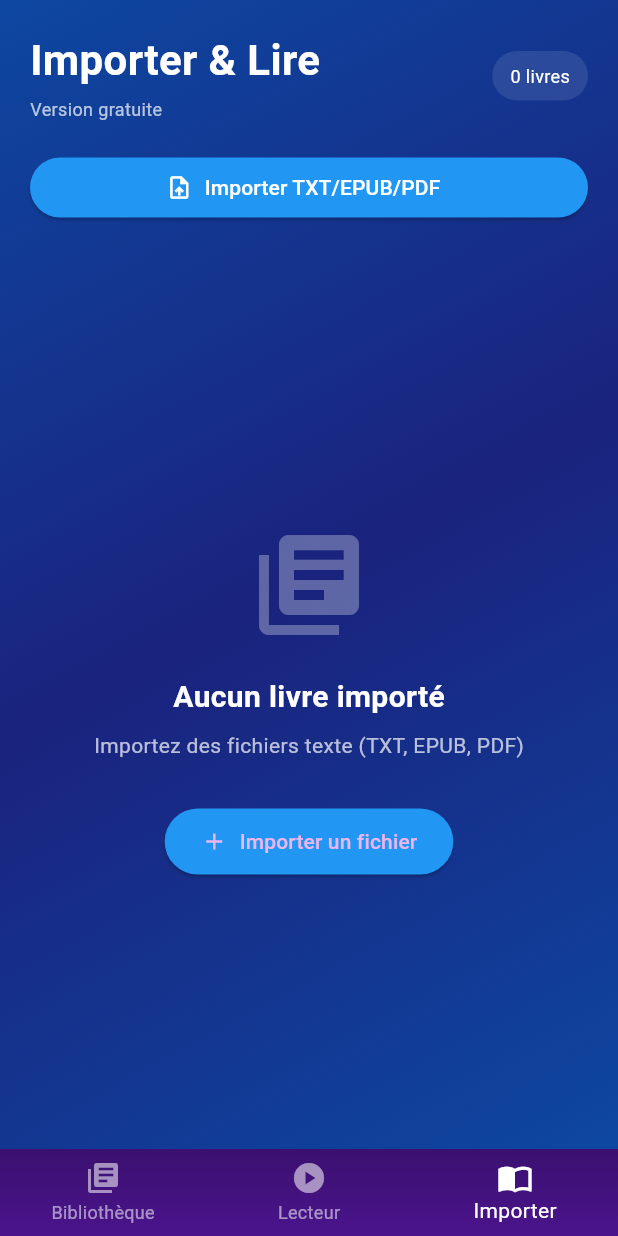
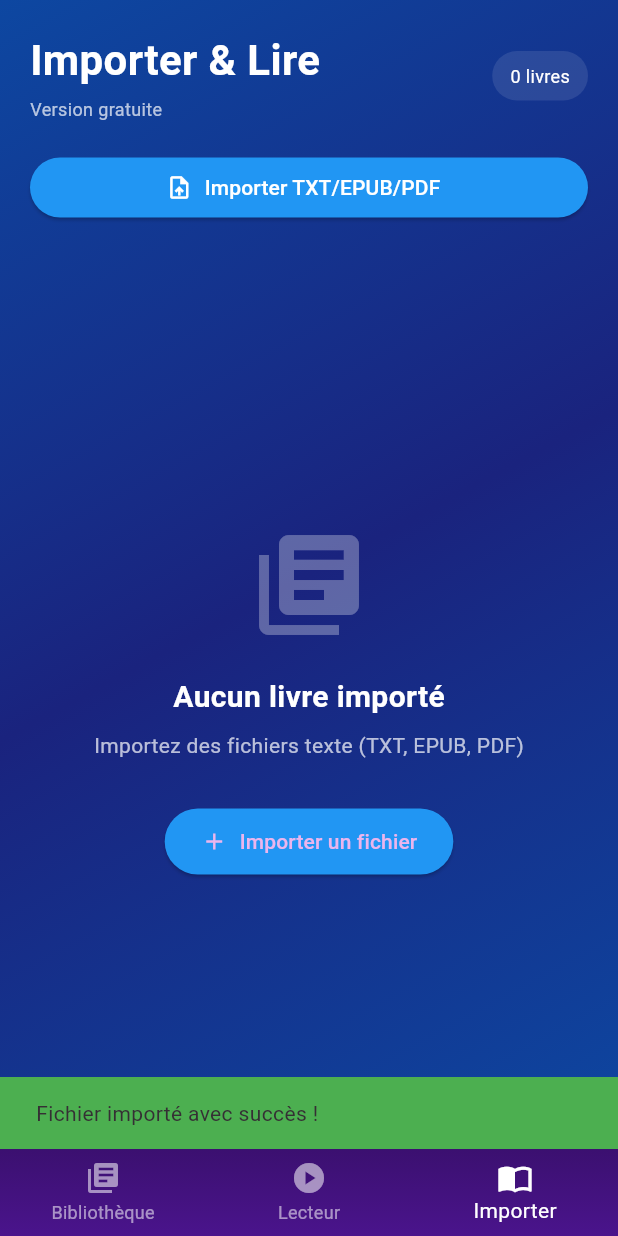
Before and after one commit to Jean-bassene/booktune, a Flutter app: the screen it shows after launch, item 3 of the bottom bar chosen, after a tap on "Importer TXT/EPUB/PDF", on a phone screen of 412 x 824 dp. Run offline on Flutter 3.47's test engine with Material 3 defaults, Android fonts, the phone set to English and light mode, and no system bars; our stand-ins replace file_picker, flutter_tts, just_audio, sqflite; missing offline and left inert: epubx, syncfusion_flutter_pdf; accounts and stored records are empty.

Commit message:
📚 Support EPUB/PDF complet + UX améliorée

```diff
--- a/lib/providers/tts_provider.dart
+++ b/lib/providers/tts_provider.dart
@@ -12,6 +12,7 @@ class TtsProvider with ChangeNotifier {
   List<TextAudiobook> _textAudiobooks = [];
   TextAudiobook? _currentAudiobook;
   bool _isPlaying = false;
+  bool _isLoading = false;
   int _currentCharPosition = 0;
   double _speechRate = 1.0;
   bool _isPremium = false;
@@ -23,6 +24,7 @@ class TtsProvider with ChangeNotifier {
   List<TextAudiobook> get textAudiobooks => _textAudiobooks;
   TextAudiobook? get currentAudiobook => _currentAudiobook;
   bool get isPlaying => _isPlaying;
+  bool get isLoading => _isLoading;
   int get currentCharPosition => _currentCharPosition;
   double get speechRate => _speechRate;
   bool get isPremium => _isPremium;
@@ -60,6 +62,9 @@ class TtsProvider with ChangeNotifier {
   }
 
   Future<void> importTextFile() async {
+    _isLoading = true;
+    notifyListeners();
+
     try {
       final audiobook = await _importService.importTextFile();
       if (audiobook != null) {
@@ -68,6 +73,10 @@ class TtsProvider with ChangeNotifier {
       }
     } catch (e) {
       print('Erreur import fichier texte: $e');
+      rethrow;
+    } finally {
+      _isLoading = false;
+      notifyListeners();
     }
   }
 
--- a/lib/screens/import_tts_screen.dart
+++ b/lib/screens/import_tts_screen.dart
@@ -106,9 +106,22 @@ class _ImportTtsScreenState extends State<ImportTtsScreen> {
             children: [
               Expanded(
                 child: ElevatedButton.icon(
-                  onPressed: () => ttsProvider.importTextFile(),
-                  icon: const Icon(Icons.upload_file),
-                  label: const Text('Importer TXT/EPUB/PDF'),
+                  onPressed: ttsProvider.isLoading
+                      ? null
+                      : () => _importWithProgress(context, ttsProvider),
+                  icon: ttsProvider.isLoading
+                      ? const SizedBox(
+                          width: 16,
+                          height: 16,
+                          child: CircularProgressIndicator(
+                            strokeWidth: 2,
+                            valueColor: AlwaysStoppedAnimation(Colors.white),
+                          ),
+                        )
+                      : const Icon(Icons.upload_file),
+                  label: Text(ttsProvider.isLoading
+                      ? 'Import en cours...'
+                      : 'Importer TXT/EPUB/PDF'),
                   style: ElevatedButton.styleFrom(
                     backgroundColor: Colors.blue.shade500,
                     foregroundColor: Colors.white,
@@ -334,4 +347,30 @@ class _ImportTtsScreenState extends State<ImportTtsScreen> {
       ),
     );
   }
+
+  void _importWithProgress(BuildContext context, TtsProvider ttsProvider) async {
+    try {
+      await ttsProvider.importTextFile();
+
+      if (context.mounted) {
+        ScaffoldMessenger.of(context).showSnackBar(
+          const SnackBar(
+            content: Text('Fichier importé avec succès !'),
+            backgroundColor: Colors.green,
+            duration: Duration(seconds: 2),
+          ),
+        );
+      }
+    } catch (e) {
+      if (context.mounted) {
+        ScaffoldMessenger.of(context).showSnackBar(
+          SnackBar(
+            content: Text('Erreur d\'import: $e'),
+            backgroundColor: Colors.red,
+            duration: const Duration(seconds: 3),
+          ),
+        );
+      }
+    }
+  }
 }
--- a/pubspec.yaml
+++ b/pubspec.yaml
@@ -37,12 +37,16 @@ dependencies:
   # TTS
   flutter_tts: ^4.2.3
 
+  # EPUB/PDF parsing
+  epubx: ^4.0.0
+  syncfusion_flutter_pdf: ^26.2.14
+
 
 
 dev_dependencies:
   flutter_test:
     sdk: flutter
-  flutter_launcher_icons: ^0.13.1
+  flutter_launcher_icons: ^0.11.0
   flutter_lints: ^6.0.0
 
 flutter:
```
Also changed, not shown: lib/services/text_import_service.dart (+107 -6 lines), pubspec.lock, 1 other file.
